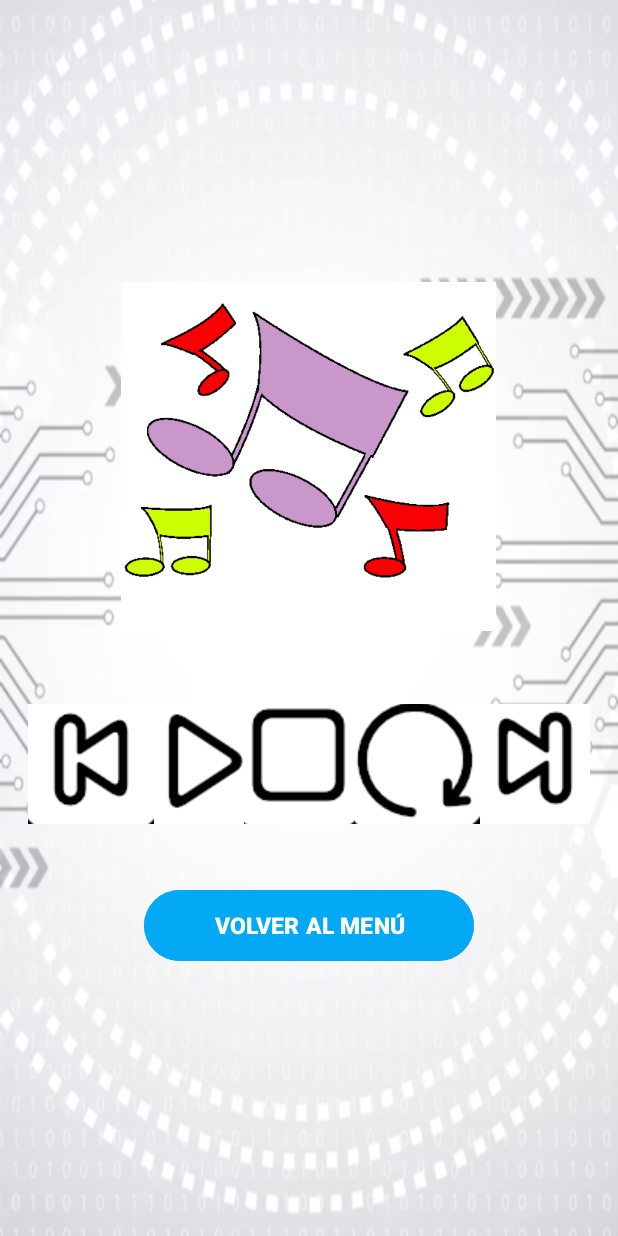
After one commit to nataliagarcia2004/CIBERQUIZ_P1, an Android app: the ReproductorActivity screen opened directly, with no data from a screen before it, on a phone screen of 412 x 824 dp. The commit adds this screen. Run offline under Robolectric (Android 15) with nearby library versions, the phone set to English and light mode, and no system bars.

Commit message:
Añadido el reproductor de musica

```diff
--- a/app/src/main/AndroidManifest.xml
+++ b/app/src/main/AndroidManifest.xml
@@ -46,6 +46,10 @@
         <activity
             android:name=".Ranking"
             android:parentActivityName=".Menu" />
+        <activity
+            android:name=".ReproductorActivity"
+            android:exported="false" />
+
     </application>
 
 </manifest>
--- /dev/null
+++ b/app/src/main/java/com/example/practica_1/ReproductorActivity.java
@@ -0,0 +1,125 @@
+package com.example.practica_1;
+
+import androidx.appcompat.app.AppCompatActivity;
+import android.media.MediaPlayer;
+import android.os.Bundle;
+import android.content.Intent;
+import android.widget.Button;
+import android.widget.ImageButton;
+import android.widget.ImageView;
+
+public class ReproductorActivity extends AppCompatActivity {
+
+    private int puntuacion;
+    private int puntosTotales;
+    private String email;
+    private String nombre;
+
+    int[] canciones = {
+            R.raw.breeze,
+            R.raw.disco,
+            R.raw.migente,
+            R.raw.miss,
+            R.raw.natural,
+            R.raw.newyork,
+            R.raw.rules,
+            R.raw.x
+    };
+
+    int[] portadas = {
+            R.drawable.portada1,
+            R.drawable.portada2,
+            R.drawable.portada3,
+            R.drawable.portada4,
+            R.drawable.portada5,
+            R.drawable.portada6,
+            R.drawable.portada1,
+            R.drawable.portada2
+    };
+
+    int posicion = 0;
+    MediaPlayer mediaPlayer;
+
+    ImageButton btn_play, btn_detener, btn_repetir, btn_anterior, btn_siguiente;
+    ImageView imgPortada;
+
+    @Override
+    protected void onCreate(Bundle savedInstanceState) {
+        super.onCreate(savedInstanceState);
+        setContentView(R.layout.activity_reproductor);
+
+        Intent intent = getIntent();
+        puntuacion = intent.getIntExtra("puntuacion", 0);
+        puntosTotales = intent.getIntExtra("puntos_totales", 0);
+        email = intent.getStringExtra("email");
+        nombre = intent.getStringExtra("nombre");
+
+        imgPortada = findViewById(R.id.imgPortada);
+
+        btn_play = findViewById(R.id.btn_play);
+        btn_detener = findViewById(R.id.btn_detener);
+        btn_repetir = findViewById(R.id.btn_repetir);
+        btn_anterior = findViewById(R.id.btn_anterior);
+        btn_siguiente = findViewById(R.id.btn_siguiente);
+
+        mediaPlayer = MediaPlayer.create(this, canciones[posicion]);
+        imgPortada.setImageResource(portadas[posicion]);
+
+        btn_play.setOnClickListener(v -> {
+            if (!mediaPlayer.isPlaying()) {
+                mediaPlayer.start();
+            }
+        });
+
+        btn_detener.setOnClickListener(v -> {
+            if (mediaPlayer.isPlaying()) {
+                mediaPlayer.stop();
+                mediaPlayer = MediaPlayer.create(this, canciones[posicion]);
+            }
+        });
+
+        btn_repetir.setOnClickListener(v -> {
+            mediaPlayer.setLooping(!mediaPlayer.isLooping());
+        });
+
+        btn_siguiente.setOnClickListener(v -> {
+            if (posicion < canciones.length - 1)
+                posicion++;
+            else
+                posicion = 0;
+            cambiarCancion();
+        });
+
+        btn_anterior.setOnClickListener(v -> {
+            if (posicion > 0)
+                posicion--;
+            else
+                posicion = canciones.length - 1;
+            cambiarCancion();
+        });
+        Button btnVolver = findViewById(R.id.btnVolverMenu);
+
+        btnVolver.setOnClickListener(v -> {
+            finish(); // vuelve al menú
+        });
+
+
+    }
+
+    private void cambiarCancion() {
+        if (mediaPlayer.isPlaying())
+            mediaPlayer.stop();
+
+        mediaPlayer = MediaPlayer.create(this, canciones[posicion]);
+        mediaPlayer.start();
+        imgPortada.setImageResource(portadas[posicion]);
+    }
+
+    @Override
+    protected void onDestroy() {
+        super.onDestroy();
+        if (mediaPlayer != null) {
+            mediaPlayer.release();
+        }
+    }
+}
--- /dev/null
+++ b/app/src/main/res/layout/activity_reproductor.xml
@@ -0,0 +1,75 @@
+<?xml version="1.0" encoding="utf-8"?>
+<LinearLayout xmlns:android="http://schemas.android.com/apk/res/android"
+    android:layout_width="match_parent"
+    android:layout_height="match_parent"
+    android:orientation="vertical"
+    android:gravity="center"
+    android:padding="16dp"
+    android:background="@drawable/foto_musica"> <!-- ⭐ FONDO NUEVO -->
+
+    <!-- PORTADA -->
+    <ImageView
+        android:id="@+id/imgPortada"
+        android:layout_width="250dp"
+        android:layout_height="250dp"
+        android:src="@drawable/portada1"
+        android:contentDescription="@string/app_name" />
+
+    <!-- FILA DE BOTONES -->
+    <LinearLayout
+        android:layout_width="match_parent"
+        android:layout_height="wrap_content"
+        android:gravity="center"
+        android:orientation="horizontal"
+        android:layout_marginTop="40dp">
+
+        <ImageButton
+            android:id="@+id/btn_anterior"
+            android:layout_width="84dp"
+            android:layout_height="80dp"
+            android:background="@null"
+            android:src="@drawable/anterior" />
+
+        <ImageButton
+            android:id="@+id/btn_play"
+            android:layout_width="60dp"
+            android:layout_height="80dp"
+            android:background="@null"
+            android:src="@drawable/reproducir" />
+
+        <ImageButton
+            android:id="@+id/btn_detener"
+            android:layout_width="74dp"
+            android:layout_height="80dp"
+            android:background="@null"
+            android:src="@drawable/detener" />
+
+        <ImageButton
+            android:id="@+id/btn_repetir"
+            android:layout_width="83dp"
+            android:layout_height="80dp"
+            android:background="@null"
+            android:src="@drawable/repetir" />
+
+        <ImageButton
+            android:id="@+id/btn_siguiente"
+            android:layout_width="73dp"
+            android:layout_height="80dp"
+            android:background="@null"
+            android:src="@drawable/siguiente" />
+    </LinearLayout>
+
+    <!-- BOTÓN VOLVER AL MENÚ -->
+    <Button
+        android:id="@+id/btnVolverMenu"
+        android:layout_width="220dp"
+        android:layout_height="55dp"
+        android:layout_marginTop="40dp"
+        android:backgroundTint="#03A9F4"
+        android:text="VOLVER AL MENÚ"
+        android:textColor="@android:color/white"
+        android:textStyle="bold"
+        android:textSize="15sp"
+        android:gravity="center" />
+
+</LinearLayout>
```
Also changed, not shown: app/src/main/java/com/example/practica_1/Menu.java (+14 -0 lines), app/src/main/res/layout/activity_menu.xml (+23 -2 lines).
